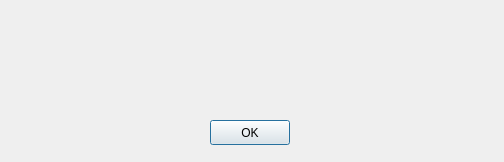
Above: TowerDefense/gameover.ui from davgav123/Simple_tower_defense_game before the change. Below: the same form after it.
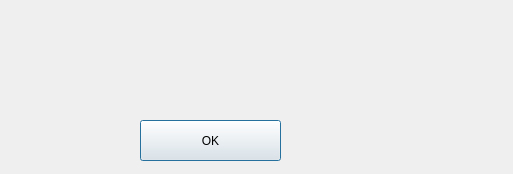
That is the form after the change.

```diff
--- a/TowerDefense/gameover.ui
+++ b/TowerDefense/gameover.ui
@@ -6,8 +6,8 @@
    <rect>
     <x>0</x>
     <y>0</y>
-    <width>504</width>
-    <height>162</height>
+    <width>513</width>
+    <height>174</height>
    </rect>
   </property>
   <property name="windowTitle">
@@ -16,10 +16,10 @@
   <widget class="QPushButton" name="ok">
    <property name="geometry">
     <rect>
-     <x>210</x>
+     <x>140</x>
      <y>120</y>
-     <width>80</width>
-     <height>25</height>
+     <width>141</width>
+     <height>41</height>
     </rect>
    </property>
    <property name="text">
@@ -29,12 +29,22 @@
   <widget class="QLabel" name="score">
    <property name="geometry">
     <rect>
-     <x>20</x>
-     <y>39</y>
-     <width>471</width>
-     <height>41</height>
+     <x>160</x>
+     <y>30</y>
+     <width>251</width>
+     <height>61</height>
     </rect>
    </property>
+   <property name="font">
+    <font>
+     <weight>75</weight>
+     <italic>true</italic>
+     <bold>true</bold>
+    </font>
+   </property>
+   <property name="cursor">
+    <cursorShape>ArrowCursor</cursorShape>
+   </property>
    <property name="text">
     <string/>
    </property>
```
